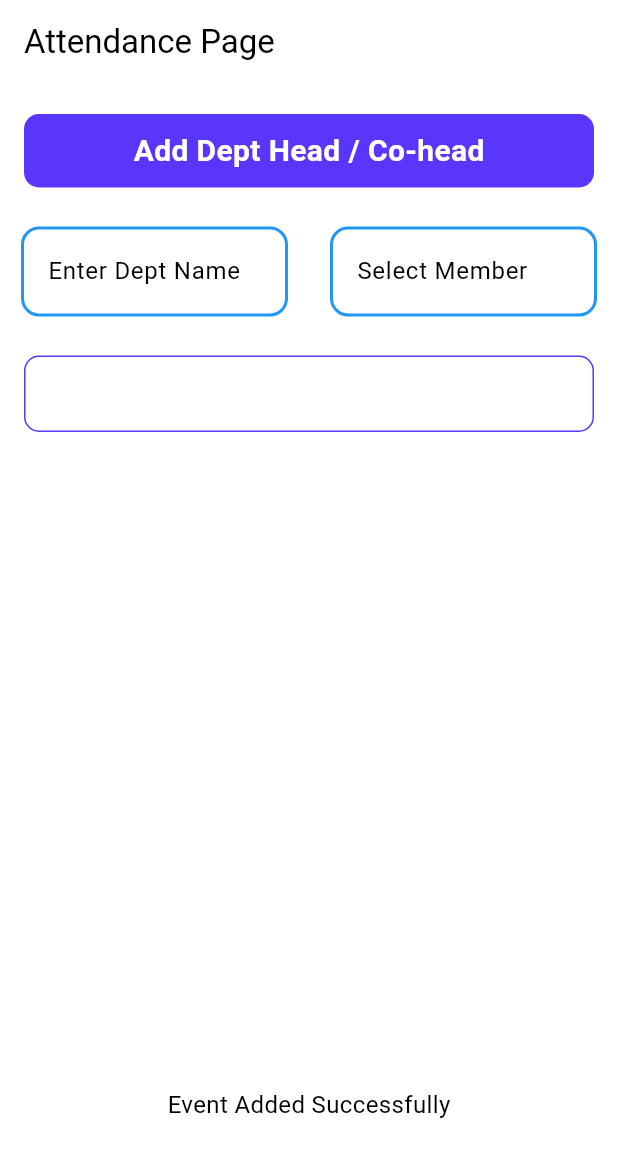
After one commit to manoharacharyaa/pratishtha, a Flutter app: the AttendanceMasterModule screen opened directly, after a tap on "Add Dept Head / Co-head", after a tap on "Add Dept Details", on a phone screen of 412 x 824 dp. The commit adds this screen. Shown: the top 1157 px of the screen. Run offline on Flutter 3.47's test engine with Material 3 defaults, Android fonts, the phone set to English and light mode, and no system bars; our stand-ins replace animated_text_kit, auto_size_text, bubble_tab_indicator, cached_network_image, carousel_slider, cloud_firestore and 18 more; missing offline and left inert: data_connection_checker_nulls, flutter_inappwebview, flutter_page_transition_plus, flutter_slimy_card, fluttermoji; accounts and stored records are empty.

Commit message:
Soham 1.1 Attendance

```diff
--- /dev/null
+++ b/lib/screens/admin/attendance.dart
@@ -0,0 +1,329 @@
+import 'package:flutter/material.dart';
+import 'package:fluttertoast/fluttertoast.dart';
+import 'package:pratishtha/constants/colors.dart';
+import 'package:pratishtha/models/userModel.dart';
+import 'package:pratishtha/services/attendanceServices.dart';
+import 'package:pratishtha/services/databaseServices.dart';
+import 'package:pratishtha/services/storageServices.dart';
+
+class AttendancePage extends StatefulWidget {
+  const AttendancePage({super.key});
+
+  @override
+  State<AttendancePage> createState() => _AttendancePageState();
+}
+
+class _AttendancePageState extends State<AttendancePage> {
+  User? user;
+
+  @override
+  Widget build(BuildContext context) {
+    return Scaffold(
+      body : user!.role == 8 ? AttendanceMasterModule() : Container(),
+    );
+  }
+}
+
+// Jar Admin like banda so Attendance MasterModule else tar to user head/cohead asnar means to data add karnar + attendance pan
+
+
+class AttendanceMasterModule extends StatefulWidget {
+  const AttendanceMasterModule({super.key});
+
+  @override
+  State<AttendanceMasterModule> createState() => _AttendanceMasterModule();
+}
+
+class _AttendanceMasterModule extends State<AttendanceMasterModule> {
+  User? user;
+  String currentAcademicYear = "";
+  bool showTextBoxes = false;
+  List<User> userList = [];
+  TextEditingController departmentNameController = TextEditingController();
+  TextEditingController deptHeadorCoheadNameController = TextEditingController();
+  final addkey = GlobalKey<FormState>();
+
+  var db = DatabaseServices();
+  var cs = StorageServices();
+  var at = AttendaceServices();
+
+  @override
+  void initState() {
+    super.initState();
+    // Run both futures concurrently using Future.wait
+    Future.wait([fetchAcademicYear(), fetchUsers()]).then((results) {
+      setState(() {
+        currentAcademicYear = results[0] as String;
+        userList = results[1] as List<User>;
+      });
+    });
+  }
+
+  // Wrapper to handle asynchronous call and update state
+  Future<String> fetchAcademicYear() async {
+    return await getCurrentAcademicYear();
+  }
+
+  Future<List<User>> fetchUsers() async {
+    return await db.getSakecUsers();
+  }
+
+  Future<String> getCurrentAcademicYear() async {
+    DateTime currentDate = DateTime.now();
+
+    DateTime startOfAcademicYear = DateTime(currentDate.year, 6, 15);
+    DateTime endOfAcademicYear = DateTime(currentDate.year + 1, 5, 30);
+
+    if (currentDate.isBefore(startOfAcademicYear)) {
+      return "${currentDate.year - 1}-${currentDate.year}";
+    } else if (currentDate.isAfter(endOfAcademicYear)) {
+      return "${currentDate.year}-${currentDate.year + 1}";
+    } else {
+      return "${currentDate.year}-${currentDate.year + 1}";
+    }
+  }
+
+  void openUserSelectionModal(BuildContext context) {
+    showModalBottomSheet(
+      context: context,
+      elevation: 10,
+      isScrollControlled: true,
+      clipBehavior: Clip.antiAlias,
+      shape: RoundedRectangleBorder(
+        borderRadius: BorderRadius.vertical(
+          top: Radius.circular(10),
+        ),
+      ),
+      builder: (context) {
+        return Container(
+          height: MediaQuery.of(context).size.height / 1.5,
+          decoration: BoxDecoration(
+            borderRadius: BorderRadius.vertical(
+              top: Radius.circular(10),
+            ),
+          ),
+          child: ClipRRect(
+            borderRadius: BorderRadius.vertical(
+              top: Radius.circular(10),
+            ),
+            child: FutureBuilder<List<User>>(
+              future: db.getSakecUsers(),
+              builder: (context, snapshot) {
+                if (snapshot.connectionState == ConnectionState.waiting) {
+                  return Center(child: CircularProgressIndicator());
+                } else if (snapshot.hasError) {
+                  return Center(child: Text('Error: ${snapshot.error}'));
+                } else if (snapshot.hasData) {
+                  List<User> data = snapshot.data!;
+                  return Column(
+                    children: [
+                      Container(
+                        color: Colors.white,
+                        padding: EdgeInsets.symmetric(vertical: 15, horizontal: 10),
+                        child: Row(
+                          children: [
+                            Text("Select Event Head", style: TextStyle(fontSize: 16)),
+                            Spacer(),
+                            InkWell(
+                              onTap: () {
+                                Navigator.pop(context);
+                              },
+                              child: Container(
+                                color: Colors.lightBlue,
+                                padding: EdgeInsets.fromLTRB(4, 2, 4, 3),
+                                child: Text(
+                                  "Save",
+                                  style: TextStyle(color: Colors.white, fontWeight: FontWeight.bold),
+                                ),
+                              ),
+                            ),
+                          ],
+                        ),
+                      ),
+                      Flexible(
+                        child: ListView.builder(
+                          shrinkWrap: true,
+                          itemCount: data.length,
+                          itemBuilder: (context, index) {
+                            return ListTile(
+                              title: Text("${data[index].firstName} ${data[index].lastName}"),
+                              onTap: () {
+                                setState(() {
+                                  deptHeadorCoheadNameController.text = "${data[index].firstName} ${data[index].lastName}";
+                                });
+                                Navigator.pop(context);
+                              },
+                            );
+                          },
+                        ),
+                      ),
+                    ],
+                  );
+                } else {
+                  return Center(child: Text('No users available'));
+                }
+              },
+            ),
+          ),
+        );
+      },
+    );
+  }
+
+  @override
+  Widget build(BuildContext context) {
+    return Scaffold(
+      appBar: AppBar(
+        title: const Text('Attendance Page'),
+      ),
+      body: Column(
+        children: [
+          InkWell(
+            child: Container(
+              margin: EdgeInsets.fromLTRB(16, 20, 16, 20),
+              padding: EdgeInsets.symmetric(vertical: 10, horizontal: 20),
+              decoration: BoxDecoration(
+                borderRadius: BorderRadius.circular(10),
+                color: primaryColor,
+              ),
+              alignment: Alignment.center,
+              child: Text(
+                "Add Dept Head / Co-head",
+                style: TextStyle(
+                    fontSize: 20,
+                    fontWeight: FontWeight.bold,
+                    color: Colors.white),
+              ),
+            ),
+            onTap: () {
+              setState(() {
+                showTextBoxes = !showTextBoxes;
+              });
+            },
+          ),
+          if (showTextBoxes) ...[
+            Form(
+              key: addkey,
+              child: Row(
+              children: [
+                Expanded(
+                  child: Padding(
+                    padding: EdgeInsets.symmetric(horizontal: 16, vertical: 8),
+                    child: TextField(
+                      controller: departmentNameController,
+                      decoration: InputDecoration(
+                        labelText: 'Enter Dept Name',
+                        border: OutlineInputBorder(
+                          borderRadius: BorderRadius.circular(10),
+                          borderSide: BorderSide(color: Colors.blue, width: 2, strokeAlign: BorderSide.strokeAlignOutside),
+                        ),
+                        enabledBorder: OutlineInputBorder(
+                          borderRadius: BorderRadius.circular(10),
+                          borderSide: BorderSide(color: Colors.blue, width: 2, strokeAlign: BorderSide.strokeAlignOutside),
+                        ),
+                        focusedBorder: OutlineInputBorder(
+                          borderRadius: BorderRadius.circular(10),
+                          borderSide: BorderSide(color: Colors.blue, width: 3, strokeAlign: BorderSide.strokeAlignOutside),
+                        ),
+                      ),
+                    ),
+                  ),
+                ),
+                Expanded(
+                  child: Padding(
+                    padding: const EdgeInsets.symmetric(horizontal: 16, vertical: 8),
+                    child: TextField(
+                      controller: deptHeadorCoheadNameController,
+                      decoration: InputDecoration(
+                        labelText: 'Select Member',
+                        border: OutlineInputBorder(
+                          borderRadius: BorderRadius.circular(10),
+                          borderSide: BorderSide(color: Colors.blue, width: 2, strokeAlign: BorderSide.strokeAlignOutside),
+                        ),
+                        enabledBorder: OutlineInputBorder(
+                          borderRadius: BorderRadius.circular(10),
+                          borderSide: BorderSide(color: Colors.blue, width: 2, strokeAlign: BorderSide.strokeAlignOutside),
+                        ),
+                        focusedBorder: OutlineInputBorder(
+                          borderRadius: BorderRadius.circular(10),
+                          borderSide: BorderSide(color: Colors.blue, width: 3, strokeAlign: BorderSide.strokeAlignOutside),
+                        ),
+                      ),
+                      readOnly: true,
+                      onTap: () => openUserSelectionModal(context),
+                    ),
+                  ),
+                ),
+              ],
+             ),
+            ),
+            InkWell(
+              child: Container(
+                margin: EdgeInsets.fromLTRB(16, 20, 16, 20),
+                padding: EdgeInsets.symmetric(vertical: 10, horizontal: 20),
+                decoration: BoxDecoration(
+                  borderRadius: BorderRadius.circular(10),
+                  border: Border.all(style: BorderStyle.solid, color: primaryColor),
+                  color: Colors.transparent,
+                ),
+                alignment: Alignment.center,
+                child: Text(
+                  "Add Dept Details",
+                  style: TextStyle(
+                      fontSize: 20,
+                      fontWeight: FontWeight.bold,
+                      color: Colors.white),
+                ),
+              ),
+              onTap: () async {
+                try {
+                  if (addkey.currentState!.validate()) {
+                    String result = await at.addHeadorCohead(
+                      currentAcademicYear,
+                      departmentNameController.text,
+                      deptHeadorCoheadNameController.text,
+                    );
+
+                    if (result == "Member Added" || result == "Member Updated") {
+                      Fluttertoast.showToast(
+                        msg: "Event Added Successfully",
+                        toastLength: Toast.LENGTH_LONG,
+                        gravity: ToastGravity.BOTTOM,
+                        timeInSecForIosWeb: 1,
+                        backgroundColor: Colors.white,
+                        textColor: Colors.black,
+                        fontSize: 16.0,
+                      );
+                    } else {
+                      Fluttertoast.showToast(
+                        msg: "Failed to add Details",
+                        toastLength: Toast.LENGTH_LONG,
+                        gravity: ToastGravity.BOTTOM,
+                        timeInSecForIosWeb: 1,
+                        backgroundColor: Colors.grey[700],
+                        textColor: Colors.red,
+                        fontSize: 16.0,
+                      );
+                    }
+                  }
+                } catch (e) {
+                  // Log or show a toast with the error message
+                  Fluttertoast.showToast(
+                    msg: "An error occurred: $e",
+                    toastLength: Toast.LENGTH_LONG,
+                    gravity: ToastGravity.BOTTOM,
+                    timeInSecForIosWeb: 1,
+                    backgroundColor: Colors.red[700],
+                    textColor: Colors.white,
+                    fontSize: 16.0,
+                  );
+                  print('Error: $e'); // For debugging purposes
+                }
+              },
+            ),
+          ],
+        ],
+      ),
+    );
+  }
+}
--- /dev/null
+++ b/lib/services/attendanceServices.dart
@@ -0,0 +1,49 @@
+import 'package:cloud_firestore/cloud_firestore.dart';
+import 'package:flutter/material.dart';
+
+class AttendaceServices {
+
+  final FirebaseFirestore firestore = FirebaseFirestore.instance;
+
+  Future<String> addHeadorCohead(
+      String currentAcademicYear, String deptName, String deptHeadorCoheadName) async {
+    try {
+      // Reference to the Tech document in the attendance collection
+      final DocumentReference docRef = firestore
+          .collection('attendance')
+          .doc(currentAcademicYear)
+          .collection(deptName)
+          .doc(deptName);
+
+      // Get the document snapshot
+      final DocumentSnapshot docSnapshot = await docRef.get();
+
+      if (!docSnapshot.exists) {
+        // If document doesn't exist, create it with 'member1'
+        await docRef.set({
+          'member1': deptHeadorCoheadName,
+        });
+        print('Document created with member1: $deptHeadorCoheadName');
+        return "Member Added";
+      } else {
+        // If document exists, check existing members
+        final data = docSnapshot.data() as Map<String, dynamic>;
+        final int currentMemberCount = data.keys
+            .where((key) => key.startsWith('member'))
+            .length;
+
+        // Add the next member field (e.g., member2, member3)
+        final String nextMemberKey = 'member${currentMemberCount + 1}';
+        await docRef.update({
+          nextMemberKey: deptHeadorCoheadName,
+        });
+        print('$nextMemberKey added with value: $deptHeadorCoheadName');
+        return "Member Updated";
+      }
+    } catch (e) {
+      print('Error adding head or co-head: $e');
+      return "Failed to add member";
+    }
+  }
+
+}
```
Also changed, not shown: lib/widgets/drawer.dart (+15 -0 lines).
